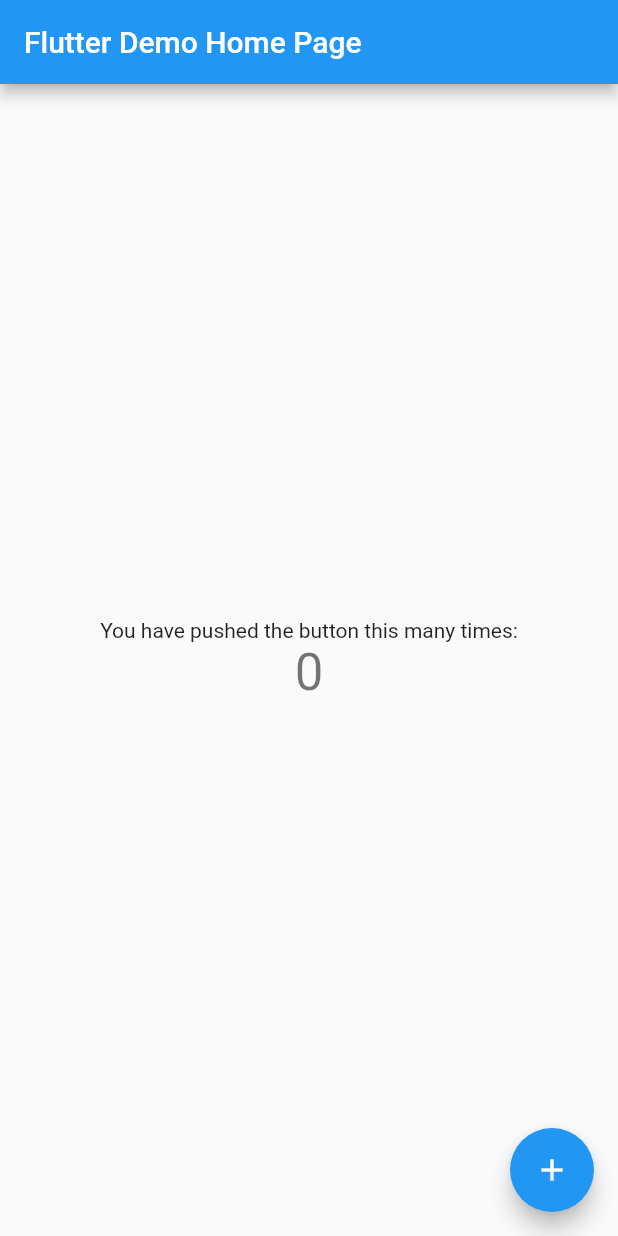
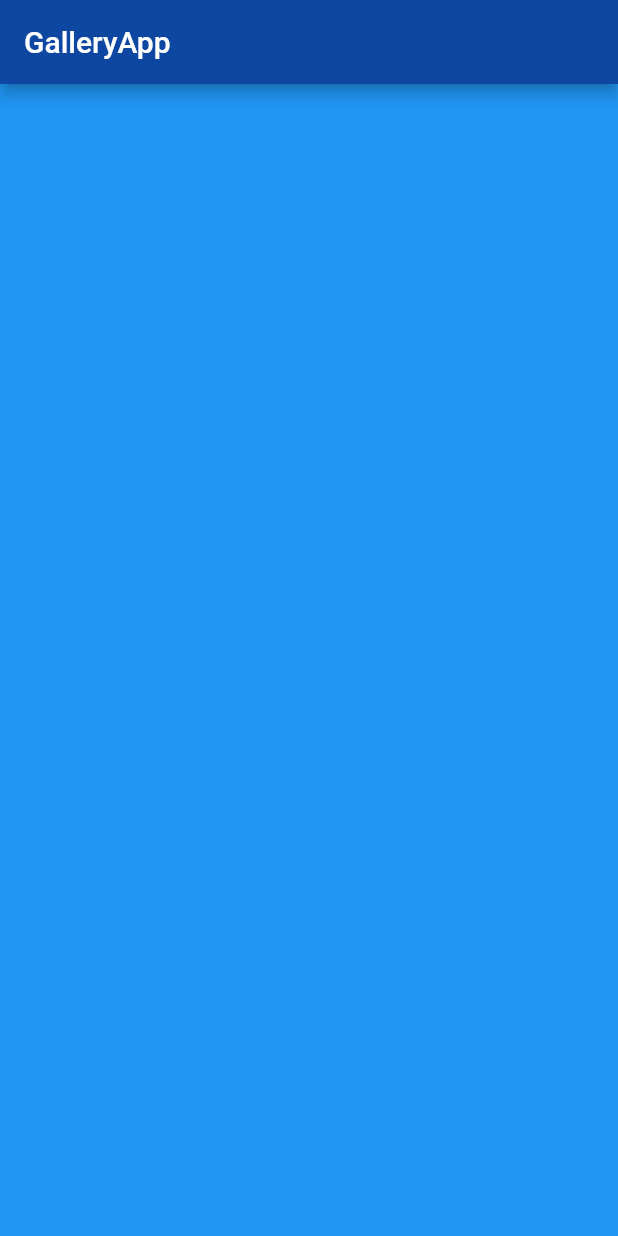
Before and after one commit to rahulagrawal1tw/GalleryApp, a Flutter app: the screen it shows after launch, on a phone screen of 412 x 824 dp. Run offline on Flutter 3.47's test engine with Material 2 defaults, Android fonts, the phone set to English and light mode, and no system bars.

Commit message:
Added Images and app bar title

```diff
--- a/lib/main.dart
+++ b/lib/main.dart
@@ -1,115 +1,14 @@
 import 'package:flutter/material.dart';
 
-void main() {
-  runApp(const MyApp());
-}
-
-class MyApp extends StatelessWidget {
-  const MyApp({super.key});
-
-  // This widget is the root of your application.
-  @override
-  Widget build(BuildContext context) {
-    return MaterialApp(
-      title: 'Flutter Demo',
-      theme: ThemeData(
-        // This is the theme of your application.
-        //
-        // Try running your application with "flutter run". You'll see the
-        // application has a blue toolbar. Then, without quitting the app, try
-        // changing the primarySwatch below to Colors.green and then invoke
-        // "hot reload" (press "r" in the console where you ran "flutter run",
-        // or simply save your changes to "hot reload" in a Flutter IDE).
-        // Notice that the counter didn't reset back to zero; the application
-        // is not restarted.
-        primarySwatch: Colors.blue,
+void main() => runApp(
+  MaterialApp(
+    home: Scaffold(
+      backgroundColor: Colors.blue,
+      appBar: AppBar(
+        title: const Text("GalleryApp"),
+        backgroundColor: Colors.blue.shade900,
       ),
-      home: const MyHomePage(title: 'Flutter Demo Home Page'),
-    );
-  }
-}
-
-class MyHomePage extends StatefulWidget {
-  const MyHomePage({super.key, required this.title});
-
-  // This widget is the home page of your application. It is stateful, meaning
-  // that it has a State object (defined below) that contains fields that affect
-  // how it looks.
-
-  // This class is the configuration for the state. It holds the values (in this
-  // case the title) provided by the parent (in this case the App widget) and
-  // used by the build method of the State. Fields in a Widget subclass are
-  // always marked "final".
-
-  final String title;
-
-  @override
-  State<MyHomePage> createState() => _MyHomePageState();
-}
-
-class _MyHomePageState extends State<MyHomePage> {
-  int _counter = 0;
-
-  void _incrementCounter() {
-    setState(() {
-      // This call to setState tells the Flutter framework that something has
-      // changed in this State, which causes it to rerun the build method below
-      // so that the display can reflect the updated values. If we changed
-      // _counter without calling setState(), then the build method would not be
-      // called again, and so nothing would appear to happen.
-      _counter++;
-    });
-  }
-
-  @override
-  Widget build(BuildContext context) {
-    // This method is rerun every time setState is called, for instance as done
-    // by the _incrementCounter method above.
-    //
-    // The Flutter framework has been optimized to make rerunning build methods
-    // fast, so that you can just rebuild anything that needs updating rather
-    // than having to individually change instances of widgets.
-    return Scaffold(
-      appBar: AppBar(
-        // Here we take the value from the MyHomePage object that was created by
-        // the App.build method, and use it to set our appbar title.
-        title: Text(widget.title),
-      ),
-      body: Center(
-        // Center is a layout widget. It takes a single child and positions it
-        // in the middle of the parent.
-        child: Column(
-          // Column is also a layout widget. It takes a list of children and
-          // arranges them vertically. By default, it sizes itself to fit its
-          // children horizontally, and tries to be as tall as its parent.
-          //
-          // Invoke "debug painting" (press "p" in the console, choose the
-          // "Toggle Debug Paint" action from the Flutter Inspector in Android
-          // Studio, or the "Toggle Debug Paint" command in Visual Studio Code)
-          // to see the wireframe for each widget.
-          //
-          // Column has various properties to control how it sizes itself and
-          // how it positions its children. Here we use mainAxisAlignment to
-          // center the children vertically; the main axis here is the vertical
-          // axis because Columns are vertical (the cross axis would be
-          // horizontal).
-          mainAxisAlignment: MainAxisAlignment.center,
-          children: <Widget>[
-            const Text(
-              'You have pushed the button this many times:',
-            ),
-            Text(
-              '$_counter',
-              style: Theme.of(context).textTheme.headlineMedium,
-            ),
-          ],
-        ),
-      ),
-      floatingActionButton: FloatingActionButton(
-        onPressed: _incrementCounter,
-        tooltip: 'Increment',
-        child: const Icon(Icons.add),
-      ), // This trailing comma makes auto-formatting nicer for build methods.
-    );
-  }
-}
+      body: Container(),
+    ),
+  ),
+);
```
Also changed, not shown: pubspec.yaml (+6 -71 lines), images/bird.png (added), images/decor.png (added), images/dog.png (added), images/earth.png (added), images/flower.png (added), images/fruit.png (added).
